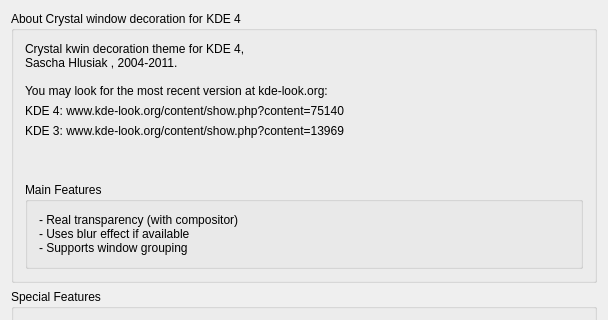
Above: client/config/infodialog.ui from shlusiak/kwin-style-crystal before the change; both pictures show x 0 to 608 and y 0 to 320 of the 608 by 470 pixel window. Below: the same form after it.
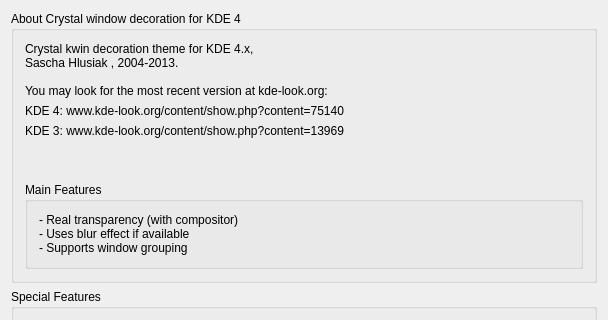
That is the form after the change. Icons and pictures are not drawn. Custom widgets are drawn as their Qt base class.

Commit message: add correct email addresses and copyright year

Diff of the .ui file:
```diff
--- a/client/config/infodialog.ui
+++ b/client/config/infodialog.ui
@@ -44,8 +44,8 @@
          </sizepolicy>
         </property>
         <property name="text">
-         <string>Crystal kwin decoration theme for KDE 4,
-Sascha Hlusiak &lt;spam84@nurfuerspam.de&gt;, 2004-2011.
+         <string>Crystal kwin decoration theme for KDE 4.x,
+Sascha Hlusiak &lt;mail@saschahlusiak.de&gt;, 2004-2013.
 
 You may look for the most recent version at kde-look.org:</string>
         </property>
```
The commit also changes 2 other files.
